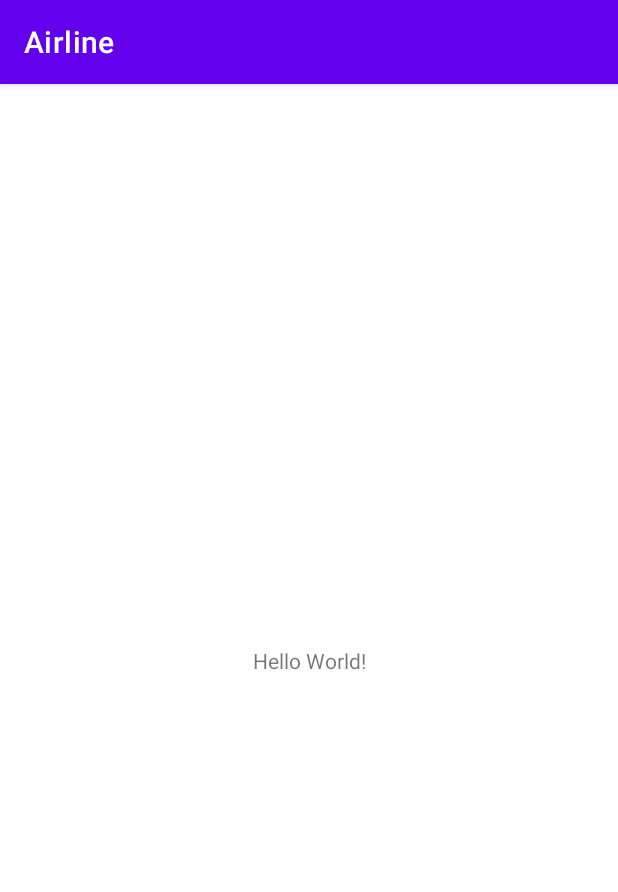
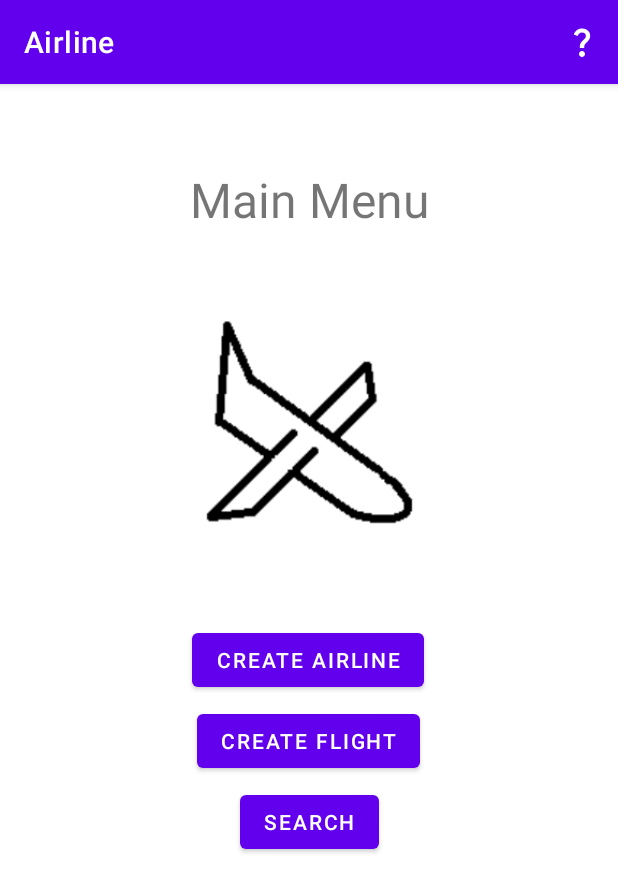
Before and after one commit to cmdrpug/CS410P_Advanced_Java, an Android app: the screen it shows after launch (MainActivity), on a phone screen of 412 x 824 dp. Shown: the top 892 px of the screen. Run offline under Robolectric (Android 15) with nearby library versions, the phone set to English and light mode, and no system bars.

Commit message:
Added outline for all activities, and README

```diff
--- a/airline-android/app/src/main/java/edu/pdx/cs410J/log9/MainActivity.java
+++ b/airline-android/app/src/main/java/edu/pdx/cs410J/log9/MainActivity.java
@@ -2,7 +2,18 @@ package edu.pdx.cs410J.log9;
 
 import androidx.appcompat.app.AppCompatActivity;
 
+import android.app.Dialog;
+import android.content.DialogInterface;
+import android.content.Intent;
+import android.content.pm.ActivityInfo;
 import android.os.Bundle;
+import android.view.Menu;
+import android.view.MenuInflater;
+import android.view.MenuItem;
+import android.view.View;
+import android.view.Window;
+import android.widget.Button;
+import android.widget.Toast;
 
 public class MainActivity extends AppCompatActivity {
 
@@ -10,5 +21,39 @@ public class MainActivity extends AppCompatActivity {
     protected void onCreate(Bundle savedInstanceState) {
         super.onCreate(savedInstanceState);
         setContentView(R.layout.activity_main);
+        this.setRequestedOrientation(ActivityInfo.SCREEN_ORIENTATION_PORTRAIT);
+    }
+
+    @Override
+    public boolean onCreateOptionsMenu(Menu menu){
+        MenuInflater inflater = getMenuInflater();
+        inflater.inflate(R.menu.help_menu, menu);
+        return true;
+    }
+
+    public void launchAirline(View view){
+        startActivity(new Intent(this, AirlineActivity.class));
+    }
+
+    public void launchFlight(View view){
+        startActivity(new Intent(this, FlightActivity.class));
+    }
+
+    public void launchSearch(View view){
+        startActivity(new Intent(this, SearchActivity.class));
+    }
+
+    public void openREADME(MenuItem item) {
+        final Dialog readme = new Dialog(MainActivity.this);
+        //readme.requestWindowFeature(Window.FEATURE_NO_TITLE);
+        readme.setCancelable(true);
+        readme.setContentView(R.layout.readme_dialog);
+        Button close = readme.findViewById(R.id.close);
+
+        close.setOnClickListener((e) -> {
+            readme.dismiss();
+        });
+
+        readme.show();
     }
 }
--- /dev/null
+++ b/airline-android/app/src/main/res/drawable/ic_help.xml
@@ -0,0 +1,5 @@
+<vector android:height="24dp" android:tint="@android:color/white"
+    android:viewportHeight="24" android:viewportWidth="24"
+    android:width="24dp" xmlns:android="http://schemas.android.com/apk/res/android">
+    <path android:fillColor="@android:color/white" android:pathData="M11.07,12.85c0.77,-1.39 2.25,-2.21 3.11,-3.44c0.91,-1.29 0.4,-3.7 -2.18,-3.7c-1.69,0 -2.52,1.28 -2.87,2.34L6.54,6.96C7.25,4.83 9.18,3 11.99,3c2.35,0 3.96,1.07 4.78,2.41c0.7,1.15 1.11,3.3 0.03,4.9c-1.2,1.77 -2.35,2.31 -2.97,3.45c-0.25,0.46 -0.35,0.76 -0.35,2.24h-2.89C10.58,15.22 10.46,13.95 11.07,12.85zM14,20c0,1.1 -0.9,2 -2,2s-2,-0.9 -2,-2c0,-1.1 0.9,-2 2,-2S14,18.9 14,20z"/>
+</vector>
--- a/airline-android/app/src/main/res/layout/activity_main.xml
+++ b/airline-android/app/src/main/res/layout/activity_main.xml
@@ -4,15 +4,69 @@
     xmlns:tools="http://schemas.android.com/tools"
     android:layout_width="match_parent"
     android:layout_height="match_parent"
+    android:screenOrientation="portrait"
     tools:context=".MainActivity">
 
     <TextView
         android:layout_width="wrap_content"
         android:layout_height="wrap_content"
-        android:text="Hello World!"
+        android:text="Main Menu"
+        android:textSize="32dp"
+        app:layout_constraintBottom_toBottomOf="parent"
+        app:layout_constraintEnd_toEndOf="parent"
+        app:layout_constraintHorizontal_bias="0.502"
+        app:layout_constraintStart_toStartOf="parent"
+        app:layout_constraintTop_toTopOf="parent"
+        app:layout_constraintVertical_bias="0.076" />
+
+    <ImageView
+        android:id="@+id/imageView"
+        android:layout_width="151dp"
+        android:layout_height="137dp"
         app:layout_constraintBottom_toBottomOf="parent"
         app:layout_constraintEnd_toEndOf="parent"
         app:layout_constraintStart_toStartOf="parent"
-        app:layout_constraintTop_toTopOf="parent" />
+        app:layout_constraintTop_toTopOf="parent"
+        app:layout_constraintVertical_bias="0.249"
+        app:srcCompat="@drawable/untitled" />
+
+    <Button
+        android:id="@+id/airlineButton"
+        android:layout_width="wrap_content"
+        android:layout_height="wrap_content"
+        android:text="Create Airline"
+        android:onClick="launchAirline"
+        app:layout_constraintBottom_toBottomOf="parent"
+        app:layout_constraintEnd_toEndOf="parent"
+        app:layout_constraintHorizontal_bias="0.498"
+        app:layout_constraintStart_toStartOf="parent"
+        app:layout_constraintTop_toTopOf="parent"
+        app:layout_constraintVertical_bias="0.5" />
+
+    <Button
+        android:id="@+id/flightButton"
+        android:layout_width="wrap_content"
+        android:layout_height="wrap_content"
+        android:text="Create Flight"
+        android:onClick="launchFlight"
+        app:layout_constraintBottom_toBottomOf="parent"
+        app:layout_constraintEnd_toEndOf="parent"
+        app:layout_constraintHorizontal_bias="0.498"
+        app:layout_constraintStart_toStartOf="parent"
+        app:layout_constraintTop_toTopOf="parent"
+        app:layout_constraintVertical_bias="0.575" />
+
+    <Button
+        android:id="@+id/searchButton"
+        android:layout_width="wrap_content"
+        android:layout_height="wrap_content"
+        android:text="Search"
+        android:onClick="launchSearch"
+        app:layout_constraintBottom_toBottomOf="parent"
+        app:layout_constraintEnd_toEndOf="parent"
+        app:layout_constraintStart_toStartOf="parent"
+        app:layout_constraintTop_toTopOf="parent"
+        app:layout_constraintVertical_bias="0.65" />
+
 
 </androidx.constraintlayout.widget.ConstraintLayout>
--- /dev/null
+++ b/airline-android/app/src/main/res/menu/help_menu.xml
@@ -0,0 +1,19 @@
+<?xml version="1.0" encoding="utf-8"?>
+<menu xmlns:android="http://schemas.android.com/apk/res/android"
+    xmlns:app="http://schemas.android.com/apk/res-auto">
+    <item
+        android:id="@+id/Help"
+        android:icon="@drawable/ic_help"
+        android:title="Help"
+        app:showAsAction="ifRoom">
+        <menu>
+            <item
+                android:id="@+id/README"
+                android:icon="@drawable/ic_help"
+                android:onClick="openREADME"
+                android:title="README"
+                app:showAsAction="ifRoom"/>
+        </menu>
+    </item>
+
+</menu>
--- a/airline-android/app/src/main/res/values/strings.xml
+++ b/airline-android/app/src/main/res/values/strings.xml
@@ -1,3 +1,4 @@
 <resources>
     <string name="app_name">Airline</string>
+    <string name="readme">410J Project 6 written by Logan Anderson \n\nThis is an app that allows you to create and search airline and their flights. It is broken into 3 main sections which you can access by clicking the respective buttons. \n\nClick on "CREATE AIRLINE" to create a new airline which you can add flights to. \n\nClick on "CREATE FLIGHT" create and add a new flight to an existing airline. \n\nClick on "SEARCH" to search for flights by airline, source, and destination. \n\nHave fun!</string>
 </resources>
```
Also changed, not shown: airline-android/app/src/main/AndroidManifest.xml (+9 -0 lines), airline-android/app/src/main/java/edu/pdx/cs410J/log9/AirlineActivity.java (added, +21 -0 lines), airline-android/app/src/main/java/edu/pdx/cs410J/log9/FlightActivity.java (added, +21 -0 lines), airline-android/app/src/main/java/edu/pdx/cs410J/log9/SearchActivity.java (added, +21 -0 lines), airline-android/app/src/main/res/layout/activity_airline.xml (added, +23 -0 lines), airline-android/app/src/main/res/layout/activity_flight.xml (added, +23 -0 lines), airline-android/app/src/main/res/layout/activity_search.xml (added, +23 -0 lines), airline-android/app/src/main/res/layout/readme_dialog.xml (added, +43 -0 lines), airline-android/app/src/main/res/drawable/untitled.png (added).
